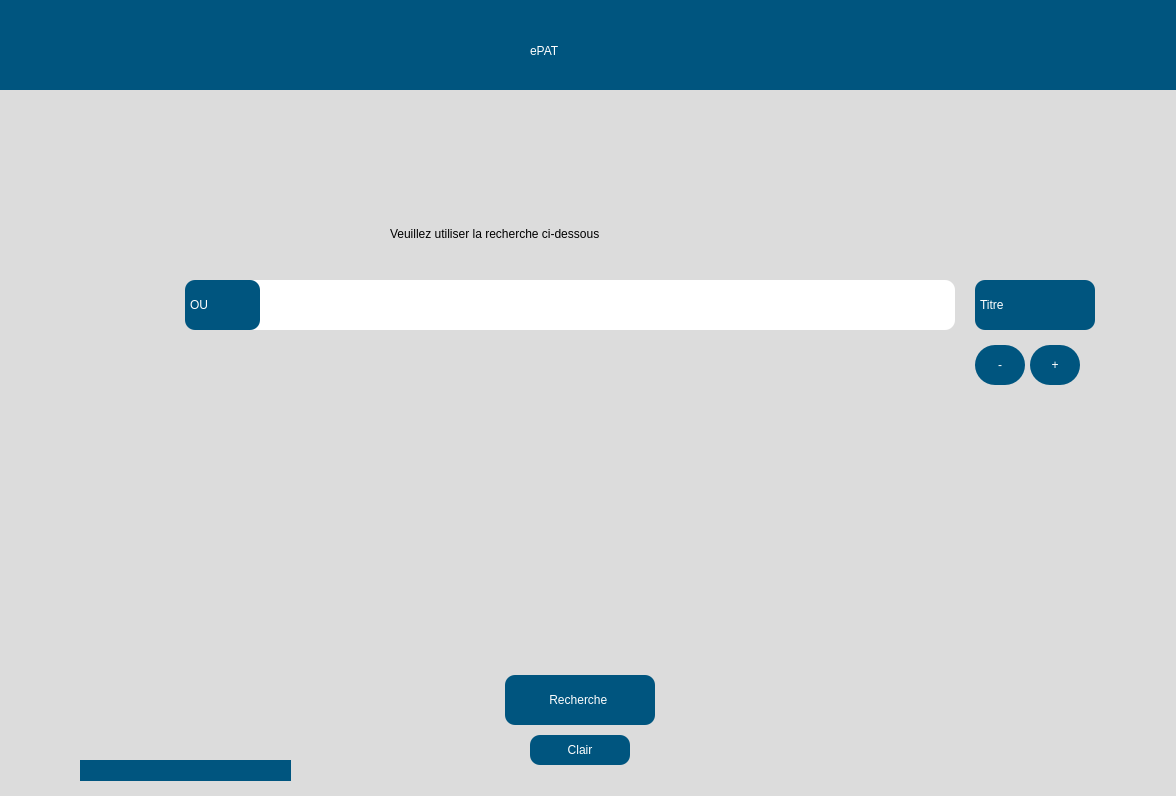
Before: the Qt Designer form src/user_interface/french_start.ui in eppenney/eBook-Perpetual-Access-Rights-Tracker, drawn with Qt 5.
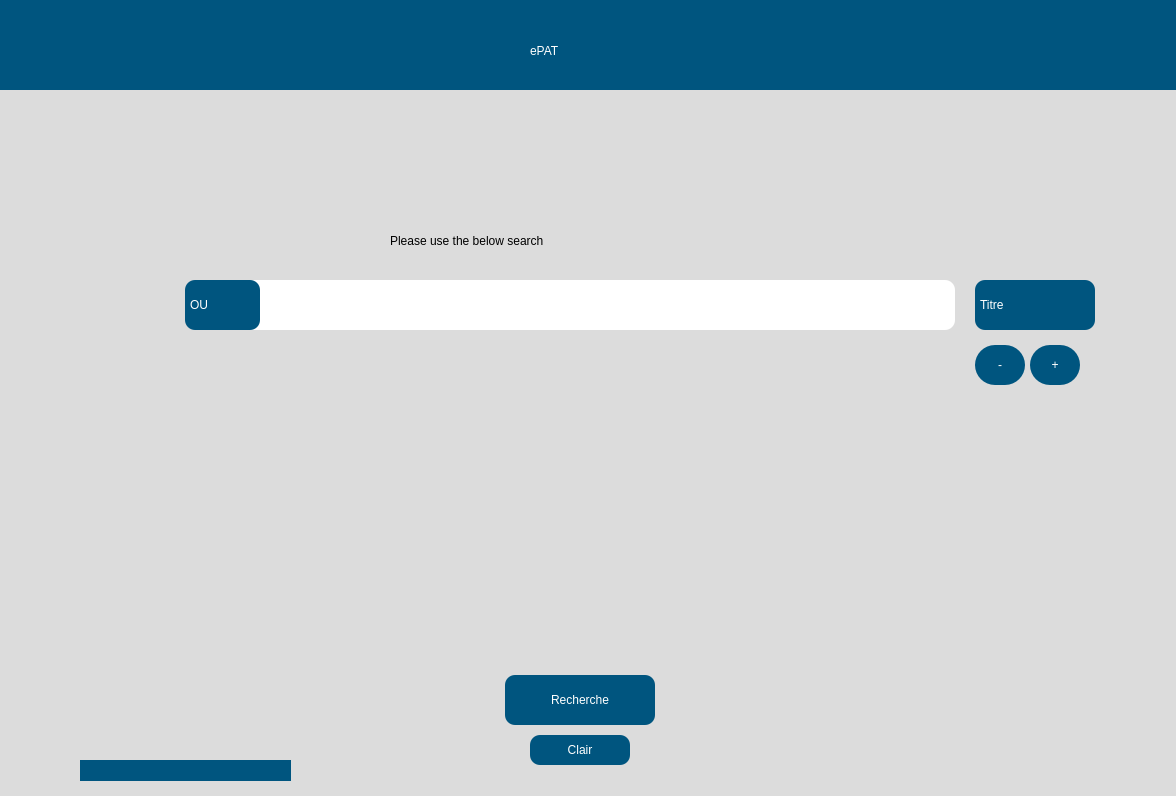
After: the same form once the commit is applied. Icons and pictures are not drawn.

```diff
--- a/src/user_interface/french_start.ui
+++ b/src/user_interface/french_start.ui
@@ -125,7 +125,7 @@
         </string>
     </property>
     <property name="text">
-     <string>Recherche </string>
+     <string>Recherche</string>
     </property>
    </widget>
    <widget class="QPushButton" name="clearButton">
@@ -172,8 +172,7 @@
      <string notr="true">font: 75 20pt &quot;Arial&quot;;</string>
     </property>
     <property name="text">
-     <string>Veuillez utiliser la recherche ci-dessous
- </string>
+     <string>Please use the below search </string>
     </property>
    </widget>
    <widget class="QPushButton" name="pushButton">
```
Left out of the diff: 22 changed lines with no effect on the pictures.
